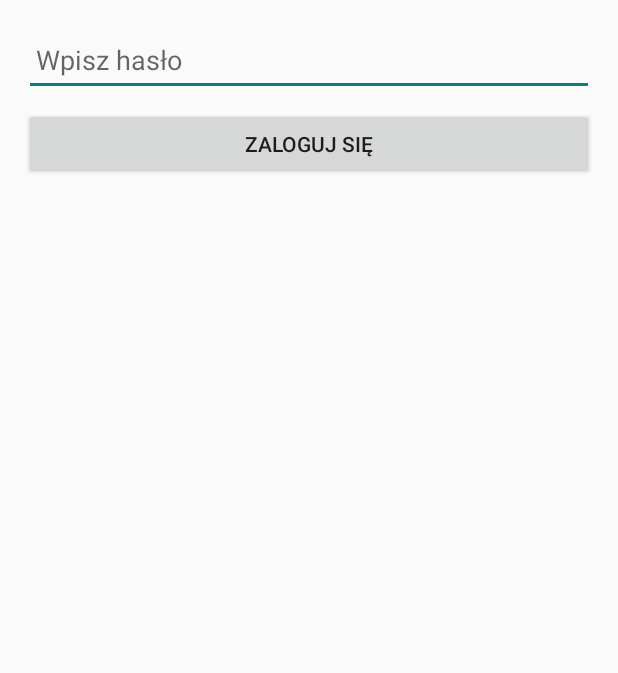
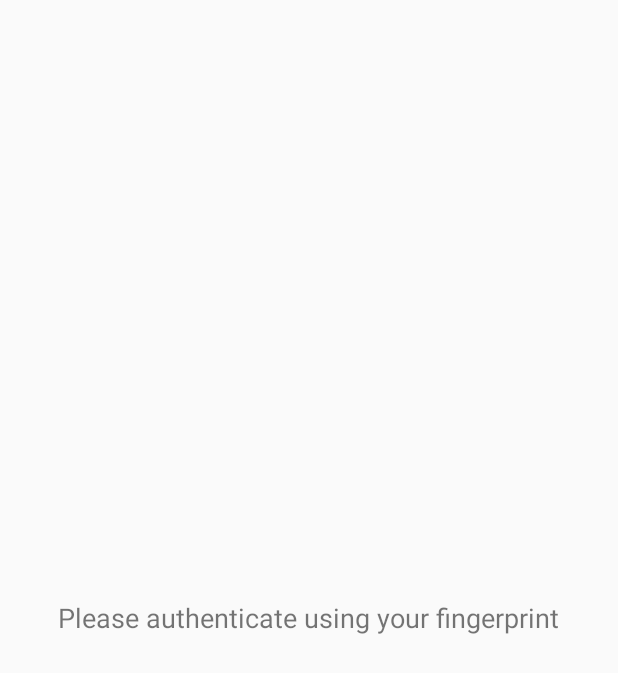
Before and after one commit to jwieczor03/notebook_password, an Android app built with Jetpack Compose: the screen it shows after launch (LoginActivity), on a phone screen of 412 x 824 dp. Shown: the top 673 px of the screen. Run offline under Robolectric (Android 15) with nearby library versions, the phone set to English and light mode, and no system bars; 7 statements that could not run were skipped.

Commit message:
login fingerprint

```diff
--- a/app/build.gradle.kts
+++ b/app/build.gradle.kts
@@ -51,6 +51,7 @@ dependencies {
     implementation(libs.androidx.appcompat)
     implementation(libs.androidx.constraintlayout)
     implementation("androidx.security:security-crypto:1.1.0-alpha06")
+    implementation ("androidx.biometric:biometric:1.2.0-alpha04")
     testImplementation(libs.junit)
     androidTestImplementation(libs.androidx.junit)
     androidTestImplementation(libs.androidx.espresso.core)
--- a/app/src/main/java/com/jwieczor/otebook_with_password/LoginActivity.kt
+++ b/app/src/main/java/com/jwieczor/otebook_with_password/LoginActivity.kt
@@ -2,21 +2,20 @@ package com.jwieczor.otebook_with_password
 
 import android.content.Intent
 import android.os.Bundle
-import android.widget.Button
-import android.widget.EditText
 import android.widget.Toast
 import androidx.appcompat.app.AppCompatActivity
+import androidx.biometric.BiometricManager
+import androidx.biometric.BiometricPrompt
+import androidx.core.content.ContextCompat
 import androidx.security.crypto.EncryptedSharedPreferences
 import androidx.security.crypto.MasterKey
+import java.util.concurrent.Executor
 
 class LoginActivity : AppCompatActivity() {
 
-    private lateinit var editTextPassword: EditText
-
-    companion object {
-        private const val MAX_LOGIN_ATTEMPTS = 5
-        private const val LOCKOUT_DURATION = 300000 // 5 minutes in milliseconds
-    }
+    private lateinit var executor: Executor
+    private lateinit var biometricPrompt: BiometricPrompt
+    private lateinit var promptInfo: BiometricPrompt.PromptInfo
 
     override fun onCreate(savedInstanceState: Bundle?) {
         super.onCreate(savedInstanceState)
@@ -32,59 +31,42 @@ class LoginActivity : AppCompatActivity() {
             EncryptedSharedPreferences.PrefValueEncryptionScheme.AES256_GCM
         )
 
-        if (!sharedPreferences.contains("password")) {
-            val intent = Intent(this, SetPasswordActivity::class.java)
-            startActivity(intent)
-            finish()
-            return
-        }
-
         setContentView(R.layout.activity_login)
 
-        editTextPassword = findViewById(R.id.editTextPassword)
-        val buttonLogin: Button = findViewById(R.id.buttonLogin)
+        executor = ContextCompat.getMainExecutor(this)
+        biometricPrompt = BiometricPrompt(this, executor, object : BiometricPrompt.AuthenticationCallback() {
+            override fun onAuthenticationError(errorCode: Int, errString: CharSequence) {
+                super.onAuthenticationError(errorCode, errString)
+                Toast.makeText(applicationContext, "Authentication error: $errString", Toast.LENGTH_SHORT).show()
+            }
 
-        buttonLogin.setOnClickListener { login() }
-    }
+            override fun onAuthenticationSucceeded(result: BiometricPrompt.AuthenticationResult) {
+                super.onAuthenticationSucceeded(result)
+                with(sharedPreferences.edit()) {
+                    putBoolean("isLoggedIn", true)
+                    apply()
+                }
+                val intent = Intent(this@LoginActivity, MainActivity::class.java)
+                startActivity(intent)
+                finish()
+            }
 
-    private fun login() {
-        val password = editTextPassword.text.toString()
-        val masterKey = MasterKey.Builder(this)
-            .setKeyScheme(MasterKey.KeyScheme.AES256_GCM)
+            override fun onAuthenticationFailed() {
+                super.onAuthenticationFailed()
+                Toast.makeText(applicationContext, "Authentication failed", Toast.LENGTH_SHORT).show()
+            }
+        })
+
+        promptInfo = BiometricPrompt.PromptInfo.Builder()
+            .setTitle("Biometric login for my app")
+            .setSubtitle("Log in using your biometric credential")
+            .setNegativeButtonText("Use account password")
             .build()
-        val sharedPreferences = EncryptedSharedPreferences.create(
-            this,
-            "loginPrefs",
-            masterKey,
-            EncryptedSharedPreferences.PrefKeyEncryptionScheme.AES256_SIV,
-            EncryptedSharedPreferences.PrefValueEncryptionScheme.AES256_GCM
-        )
-        val savedPassword = sharedPreferences.getString("password", null)
-        val failedAttempts = sharedPreferences.getInt("failedAttempts", 0)
-        val lastAttemptTime = sharedPreferences.getLong("lastAttemptTime", 0)
-        val currentTime = System.currentTimeMillis()
 
-        if (failedAttempts >= MAX_LOGIN_ATTEMPTS && currentTime - lastAttemptTime < LOCKOUT_DURATION) {
-            Toast.makeText(this, "Konto zablokowane. Spróbuj ponownie później.", Toast.LENGTH_SHORT).show()
-            return
-        }
-
-        if (password == savedPassword) {
-            with(sharedPreferences.edit()) {
-                putBoolean("isLoggedIn", true)
-                putInt("failedAttempts", 0)
-                apply()
-            }
-            val intent = Intent(this, MainActivity::class.java)
-            startActivity(intent)
-            finish()
+        if (BiometricManager.from(this).canAuthenticate() == BiometricManager.BIOMETRIC_SUCCESS) {
+            biometricPrompt.authenticate(promptInfo)
         } else {
-            with(sharedPreferences.edit()) {
-                putInt("failedAttempts", failedAttempts + 1)
-                putLong("lastAttemptTime", currentTime)
-                apply()
-            }
-            Toast.makeText(this, "Nieprawidłowe hasło", Toast.LENGTH_SHORT).show()
+            Toast.makeText(this, "Biometric authentication is not available", Toast.LENGTH_SHORT).show()
         }
     }
 }
--- a/app/src/main/java/com/jwieczor/otebook_with_password/MainActivity.kt
+++ b/app/src/main/java/com/jwieczor/otebook_with_password/MainActivity.kt
@@ -50,12 +50,6 @@ class MainActivity : AppCompatActivity() {
         buttonDelete.setOnClickListener { deleteNote() }
 
         buttonLogout.setOnClickListener { logout() }
-        val buttonResetPassword: Button = findViewById(R.id.buttonResetPassword)
-        buttonResetPassword.setOnClickListener {
-            isNavigatingToResetPassword = true
-            val intent = Intent(this, ResetPasswordActivity::class.java)
-            startActivity(intent)
-        }
 
         checkPermissions()
     }
--- a/app/src/main/res/layout/activity_login.xml
+++ b/app/src/main/res/layout/activity_login.xml
@@ -1,31 +1,16 @@
-<androidx.constraintlayout.widget.ConstraintLayout xmlns:android="http://schemas.android.com/apk/res/android"
-    xmlns:app="http://schemas.android.com/apk/res-auto"
+<?xml version="1.0" encoding="utf-8"?>
+<LinearLayout xmlns:android="http://schemas.android.com/apk/res/android"
     android:layout_width="match_parent"
     android:layout_height="match_parent"
+    android:orientation="vertical"
+    android:gravity="center"
     android:padding="16dp">
 
-    <EditText
-        android:id="@+id/editTextPassword"
-        android:layout_width="0dp"
+    <TextView
+        android:layout_width="wrap_content"
         android:layout_height="wrap_content"
-        android:minHeight="48dp"
-        android:hint="Wpisz hasło"
-        android:inputType="textPassword"
-        android:padding="8dp"
-        app:layout_constraintTop_toTopOf="parent"
-        app:layout_constraintStart_toStartOf="parent"
-        app:layout_constraintEnd_toEndOf="parent"
-        app:layout_constraintBottom_toTopOf="@+id/buttonLogin"
-        app:layout_constraintVertical_chainStyle="packed" />
+        android:text="Please authenticate using your fingerprint"
+        android:textSize="18sp"
+        android:padding="16dp" />
 
-    <Button
-        android:id="@+id/buttonLogin"
-        android:layout_width="0dp"
-        android:layout_height="wrap_content"
-        android:text="Zaloguj się"
-        android:layout_marginTop="8dp"
-        app:layout_constraintTop_toBottomOf="@id/editTextPassword"
-        app:layout_constraintStart_toStartOf="parent"
-        app:layout_constraintEnd_toEndOf="parent" />
-
-</androidx.constraintlayout.widget.ConstraintLayout>
+</LinearLayout>
```
Also changed, not shown: app/src/main/AndroidManifest.xml (+0 -12 lines), app/src/main/java/com/jwieczor/otebook_with_password/ResetPasswordActivity.kt (deleted, +0 -95 lines), app/src/main/java/com/jwieczor/otebook_with_password/SetPasswordActivity.kt (deleted, +0 -72 lines), app/src/main/res/layout/activity_main.xml (+25 -52 lines), app/src/main/res/layout/activity_reset_password.xml (deleted, +0 -42 lines), app/src/main/res/layout/activity_set_password.xml (deleted, +0 -44 lines).
